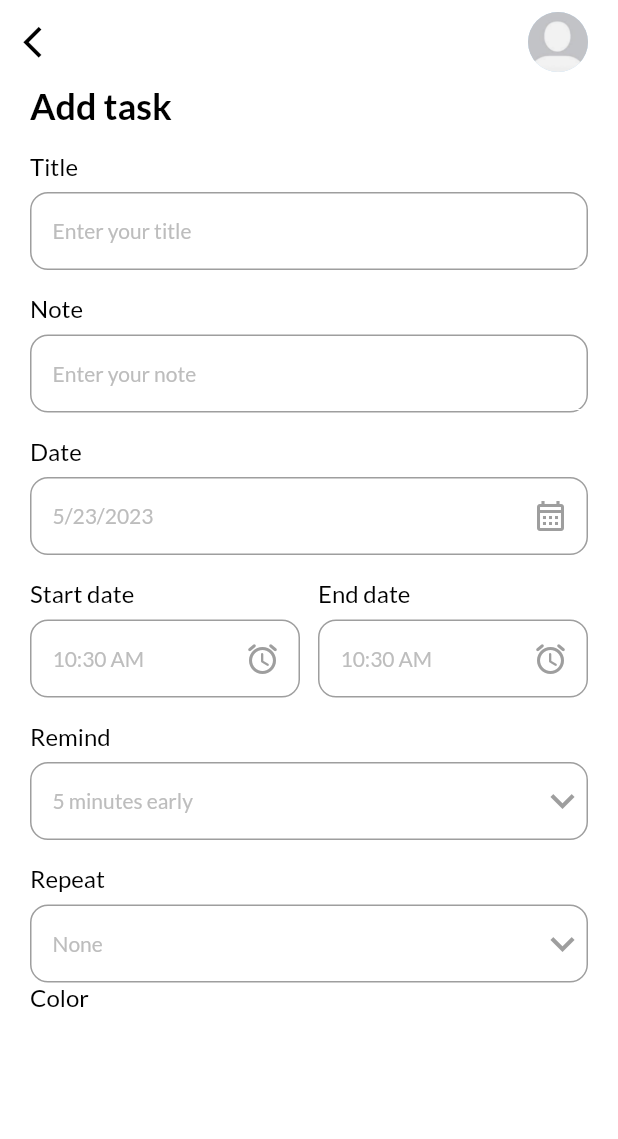
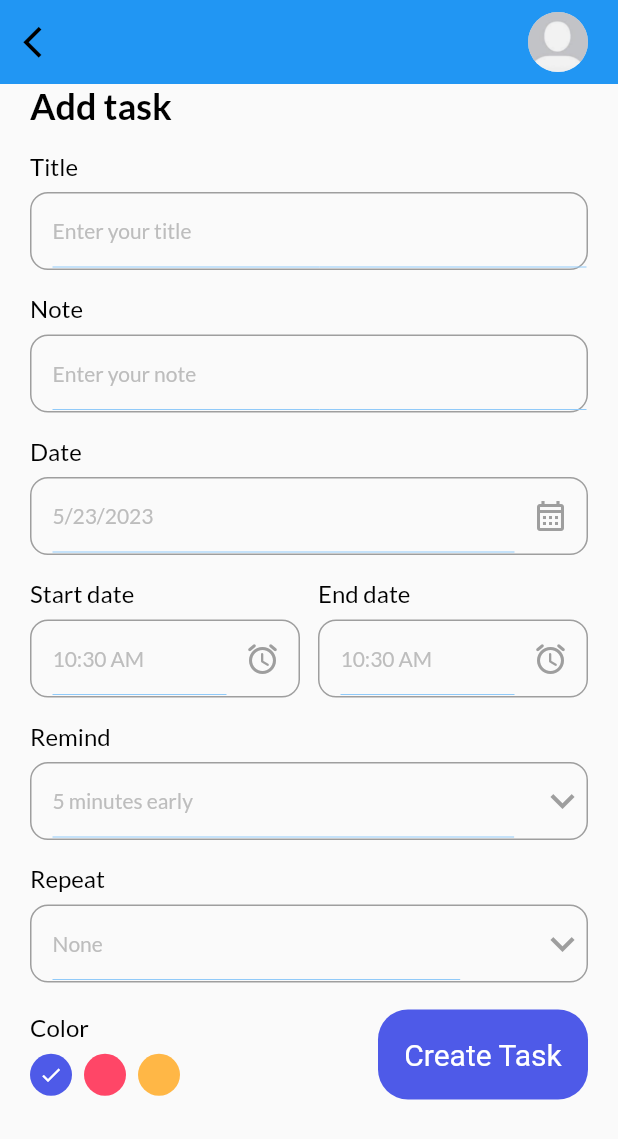
Before and after one commit to PTieng/nhom11, a Flutter app: the HomePage screen opened directly, after a tap on "+ Add task", on a phone screen of 412 x 824 dp. Shown: the top 1139 px of the screen. Run offline on Flutter 3.47's test engine with Material 2 defaults, Android fonts, the phone set to English and light mode, and no system bars; our stand-ins replace date_picker_timeline, flutter_local_notifications, get, get_storage, google_fonts, sqflite; accounts and stored records are empty.

Commit message:
add task with sqflite

```diff
--- a/lib/UI/add_task_bar.dart
+++ b/lib/UI/add_task_bar.dart
@@ -1,7 +1,10 @@
 import 'package:flutter/cupertino.dart';
 import 'package:flutter/material.dart';
 import 'package:flutter_application_1/UI/theme.dart';
+import 'package:flutter_application_1/UI/widget/button.dart';
 import 'package:flutter_application_1/UI/widget/input_field.dart';
+import 'package:flutter_application_1/controller/task_controller.dart';
+import 'package:flutter_application_1/models/task.dart';
 import 'package:get/get.dart';
 import 'package:intl/intl.dart';
 
@@ -13,6 +16,9 @@ class AddTaskPage extends StatefulWidget {
 }
 
 class _AddTaskPageState extends State<AddTaskPage> {
+  final TaskController _taskController = Get.put(TaskController());
+  final TextEditingController _titleController = TextEditingController();
+  final TextEditingController _noteController = TextEditingController();
   DateTime _selectedDate = DateTime.now();
   String _endTime = "8:00 PM";
   String _startTime = DateFormat("hh:mm a").format(DateTime.now()).toString();
@@ -30,10 +36,11 @@ class _AddTaskPageState extends State<AddTaskPage> {
     "Weekly",
     "Monthly",
   ];
+  int _selectedColor = 0;
   @override
   Widget build(BuildContext context) {
     return Scaffold(
-      backgroundColor: context.theme.colorScheme.background,
+      // backgroundColor: context.theme.colorScheme.background,
       appBar: _appBar(context),
       body: Container(
         padding: const EdgeInsets.only(left: 20, right: 20),
@@ -45,8 +52,16 @@ class _AddTaskPageState extends State<AddTaskPage> {
                 "Add task",
                 style: headingStyle,
               ),
-              MyInputField(title: "Title", hint: "Enter your title"),
-              MyInputField(title: "Note", hint: "Enter your note"),
+              MyInputField(
+                title: "Title",
+                hint: "Enter your title",
+                controller: _titleController,
+              ),
+              MyInputField(
+                title: "Note",
+                hint: "Enter your note",
+                controller: _noteController,
+              ),
               MyInputField(
                   title: "Date",
                   hint: DateFormat.yMd().format(_selectedDate),
@@ -152,16 +167,15 @@ class _AddTaskPageState extends State<AddTaskPage> {
                   }).toList(),
                 ),
               ),
+              SizedBox(
+                height: 18,
+              ),
               Row(
+                mainAxisAlignment: MainAxisAlignment.spaceBetween,
+                crossAxisAlignment: CrossAxisAlignment.center,
                 children: [
-                  Column(
-                    children: [
-                      Text(
-                        "Color",
-                        style: titleStyle,
-                      )
-                    ],
-                  )
+                  _colorPallete(),
+                  MyButton(label: "Create Task", onTap: () => _validateDate()),
                 ],
               )
             ],
@@ -171,10 +185,84 @@ class _AddTaskPageState extends State<AddTaskPage> {
     );
   }
 
+  _addTaskToDb() async{
+    await _taskController.addTask(
+     task: Task(
+      note: _noteController.text,
+      title: _titleController.text,
+      date: DateFormat.yMd().format(_selectedDate),
+      startTime: _startTime,
+      endTime: _endTime,
+      remind: _selectedRemind,
+      repeat: _selectedRepeat,
+      color: _selectedColor,
+      isCompleted: 0,
+    )
+   );
+  }
+
+  _validateDate() {
+    if (_titleController.text.isNotEmpty && _noteController.text.isNotEmpty) {
+      _addTaskToDb();
+      Get.back();
+    } else if (_titleController.text.isEmpty || _noteController.text.isEmpty) {
+      Get.snackbar("Required", "All field are required",
+          snackPosition: SnackPosition.BOTTOM,
+          backgroundColor: Colors.white,
+          icon: Icon(Icons.warning_amber_rounded));
+    }
+  }
+
+  _colorPallete() {
+    return Column(
+      crossAxisAlignment: CrossAxisAlignment.start,
+      children: [
+        Text(
+          "Color",
+          style: titleStyle,
+        ),
+        SizedBox(
+          height: 8.0,
+        ),
+        Wrap(
+          children: List<Widget>.generate(
+            3,
+            (int index) {
+              return GestureDetector(
+                onTap: () {
+                  setState(() {
+                    _selectedColor = index;
+                  });
+                },
+                child: Padding(
+                  padding: const EdgeInsets.only(right: 8.0),
+                  child: CircleAvatar(
+                    radius: 14,
+                    backgroundColor: index == 0
+                        ? primaryColor
+                        : index == 1
+                            ? pinkish
+                            : yellowish,
+                    child: _selectedColor == index
+                        ? Icon(
+                            Icons.done,
+                            color: Colors.white,
+                            size: 16,
+                          )
+                        : Container(),
+                  ),
+                ),
+              );
+            },
+          ),
+        )
+      ],
+    );
+  }
+
   _appBar(BuildContext context) {
     return AppBar(
       elevation: 0,
-      backgroundColor: context.theme.colorScheme.background,
       leading: GestureDetector(
         onTap: () {
           Get.back();
--- a/lib/UI/home.dart
+++ b/lib/UI/home.dart
@@ -25,7 +25,7 @@ class _HomePageState extends State<HomePage> {
   @override
   void initState() {
     super.initState();
-    LocalNotificationService().initialize();
+    LocalNotificationService().initializeNotification();
   }
 
   @override
@@ -98,7 +98,6 @@ class _HomePageState extends State<HomePage> {
   _appBar() {
     return AppBar(
       elevation: 0,
-      backgroundColor: context.theme.colorScheme.background,
       leading: GestureDetector(
         onTap: () {
           ThemeService().switchTheme();
@@ -131,14 +130,3 @@ class _HomePageState extends State<HomePage> {
     );
   }
 }
-
-  // void listenToNotification() =>
-  //     service.onNotificationClick.stream.listen(onNoticationListener);
-
-  // void onNoticationListener(String? payload) {
-  //   if (payload != null && payload.isNotEmpty) {
-  //     print('payload $payload');
-  //     Navigator.push(
-  //         context, MaterialPageRoute(builder: (context) => SecondScreen()));
-  //   }
-  // }
--- a/lib/UI/theme.dart
+++ b/lib/UI/theme.dart
@@ -12,7 +12,6 @@ const primaryColor = blueish;
 
 class Themes {
   static final light = ThemeData(
-      backgroundColor: Colors.white,
       primaryColor: Colors.white,
       brightness: Brightness.light);
   static final dark = ThemeData(
@@ -36,6 +35,7 @@ TextStyle get headingStyle {
     fontSize: 24,
     fontWeight: FontWeight.bold,
     color: Get.isDarkMode ? Colors.white : Colors.black,
+
   ));
 }
 
--- /dev/null
+++ b/lib/controller/task_controller.dart
@@ -0,0 +1,15 @@
+import 'package:flutter_application_1/db/db_helper.dart';
+import 'package:get/get.dart';
+
+import '../models/task.dart';
+
+class TaskController extends GetxController {
+  @override
+  void onDeady() {
+    super.onReady();
+  }
+
+  Future<int> addTask({Task ?task}) async{
+    return await DBHelper.insert(task!);
+  }
+}
--- /dev/null
+++ b/lib/db/db_helper.dart
@@ -0,0 +1,38 @@
+import 'package:flutter/material.dart';
+import 'package:flutter_application_1/models/task.dart';
+import 'package:sqflite/sqflite.dart';
+
+class DBHelper {
+  static Database? _db;
+  static final int _version = 1;
+  static final String _tableName = "tasks";
+
+  static Future<void> initDb() async {
+    if (_db != null) {
+      return;
+    }
+    try {
+      String _path = await getDatabasesPath() + "tasks.db";
+      _db =
+          await openDatabase(_path, version: _version, onCreate: (db, version) {
+        print("Creating a new one");
+        return db.execute(
+          "CREATE TABLE $_tableName("
+          "id INTEGER PRIMARY KEY AUTOINCREMENT,"
+          "title String, note TEXT, date STRING,"
+          "startTime STRING, endTime STRING,"
+          "remind INTEGER, repeat STRING,"
+          "color INTEGER,"
+          "isCompleted INTEGER)",
+        );
+      });
+    } catch (e) {
+      print(e);
+    }
+  }
+
+  static Future<int> insert(Task task) async {
+    print("Insert function called");
+    return await _db?.insert(_tableName, task!.toJson()) ?? 1;
+  }
+}
--- a/lib/main.dart
+++ b/lib/main.dart
@@ -1,4 +1,5 @@
 import 'package:flutter/material.dart';
+import 'package:flutter_application_1/db/db_helper.dart';
 import 'package:flutter_application_1/login/login_screen.dart';
 import 'package:flutter_application_1/login/signup_screen.dart';
 import 'package:flutter_application_1/service/theme_service.dart';
@@ -9,6 +10,8 @@ import 'UI/home.dart';
 import 'UI/theme.dart';
 
 Future<void> main() async {
+  WidgetsFlutterBinding.ensureInitialized();
+  await DBHelper.initDb();
   await GetStorage.init();
   runApp(const MyApp());
 }
--- /dev/null
+++ b/lib/models/task.dart
@@ -0,0 +1,51 @@
+class Task {
+  int? id;
+  String? title;
+  String? note;
+  int? isCompleted;
+  String? date;
+  String? startTime;
+  String? endTime;
+  int? color;
+  int? remind;
+  String? repeat;
+
+  Task(
+      {this.id,
+      this.title,
+      this.note,
+      this.isCompleted,
+      this.date,
+      this.startTime,
+      this.endTime,
+      this.color,
+      this.remind,
+      this.repeat});
+  Task.fromJson(Map<String, dynamic> json) {
+    id = json['id'];
+    title = json['title'];
+    note = json['note'];
+    isCompleted = json['isCompleted'];
+    date = json['date'];
+    startTime = json['startTime'];
+    endTime = json['endTime'];
+    color = json['color'];
+    remind = json['remind'];
+    repeat = json['repeat'];
+  }
+
+  Map<String, dynamic> toJson() {
+    final Map<String, dynamic> data = new Map<String, dynamic>();
+    data['id'] = this.id;
+    data['title'] = this.title;
+    data['note'] = this.note;
+    data['isCompleted'] = this.isCompleted;
+    data['date'] = this.date;
+    data['startTime'] = this.startTime;
+    data['endTime'] = this.endTime;
+    data['color'] = this.color;
+    data['remind'] = this.remind;
+    data['repeat'] = this.repeat;
+    return data;
+  }
+}
--- a/lib/service/local_notification.dart
+++ b/lib/service/local_notification.dart
@@ -1,13 +1,12 @@
 import 'package:flutter/material.dart';
 import 'package:flutter_local_notifications/flutter_local_notifications.dart';
 import 'package:get/get.dart';
-import 'package:rxdart/rxdart.dart';
 
 class LocalNotificationService {
   FlutterLocalNotificationsPlugin flutterLocalNotificationsPlugin =
       FlutterLocalNotificationsPlugin();
 
-  initialize() async {
+  initializeNotification() async {
     final AndroidInitializationSettings initializationSettingsAndroid =
         AndroidInitializationSettings("appicon");
 
@@ -15,28 +14,29 @@ class LocalNotificationService {
         InitializationSettings(
       android: initializationSettingsAndroid,
     );
-    await flutterLocalNotificationsPlugin.initialize(
-      initializationSettings,
-        onSelectNotification: selectNotification);
+    flutterLocalNotificationsPlugin
+        .resolvePlatformSpecificImplementation<
+            AndroidFlutterLocalNotificationsPlugin>()
+        ?.requestPermission();
+    await flutterLocalNotificationsPlugin.initialize(initializationSettings,
+         onSelectNotification: selectNotification
+        );
   }
 
+  notificationDetails() {
+    return const NotificationDetails(
+        android: AndroidNotificationDetails(
+      'channelId',
+      'channelName',
+      importance: Importance.max,
+    ));
+  }
 
-showNotification({required String title, required String body}) async {
-    print("doing test");
-    var androidPlatformChannelSpecifics = new AndroidNotificationDetails(
-        'your channel id', 'your channel name',
-        importance: Importance.max, priority: Priority.high);
-    var iOSPlatformChannelSpecifics = new IOSNotificationDetails();
-    var platformChannelSpecifics = new NotificationDetails(
-        android: androidPlatformChannelSpecifics, iOS: iOSPlatformChannelSpecifics);
-    await flutterLocalNotificationsPlugin.show(
-      0,
-      title,
-      body,
-      platformChannelSpecifics,
-      payload: 'Default sound',
-    );
-}
+  Future showNotification(
+      {int id = 0, String? title, String? body, String? payload}) async {
+    return flutterLocalNotificationsPlugin.show(
+        id, title, body, await notificationDetails());
+  }
 
   Future selectNotification(String? payload) async {
     if (payload != null) {
--- a/pubspec.yaml
+++ b/pubspec.yaml
@@ -42,6 +42,7 @@ dependencies:
   flutter_local_notifications:
   flutter_native_timezone:
   rxdart: ^0.27.4
+  sqflite:
 
 dev_dependencies:
   flutter_test:
```
Also changed, not shown: pubspec.lock, 1 other file.
